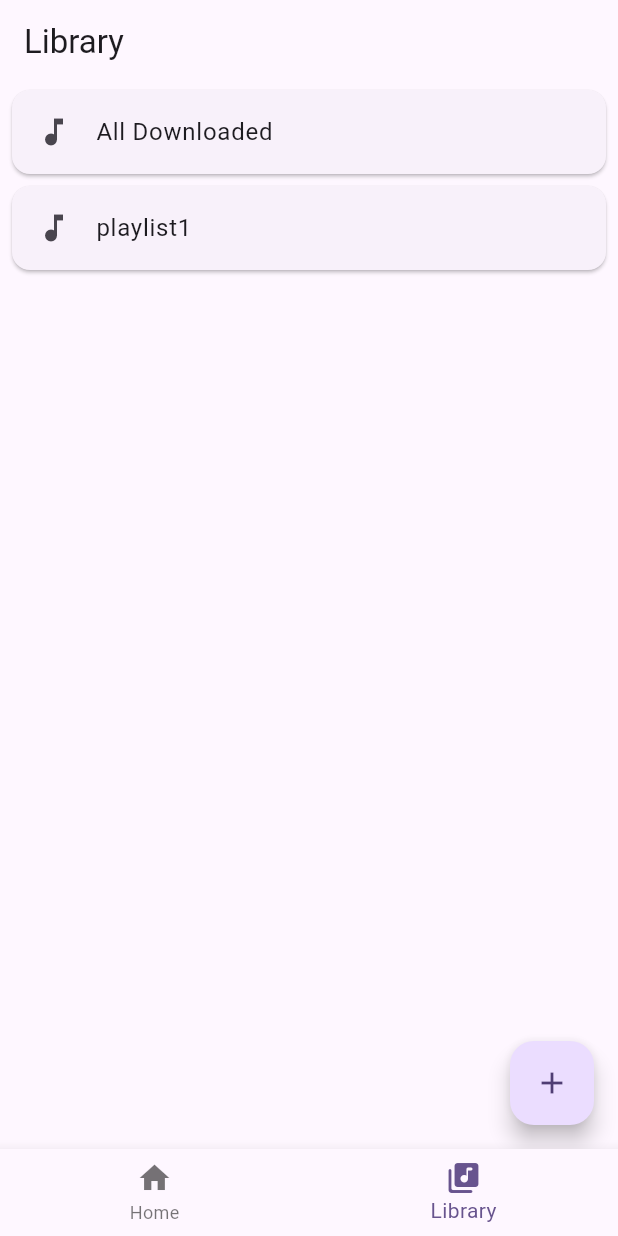
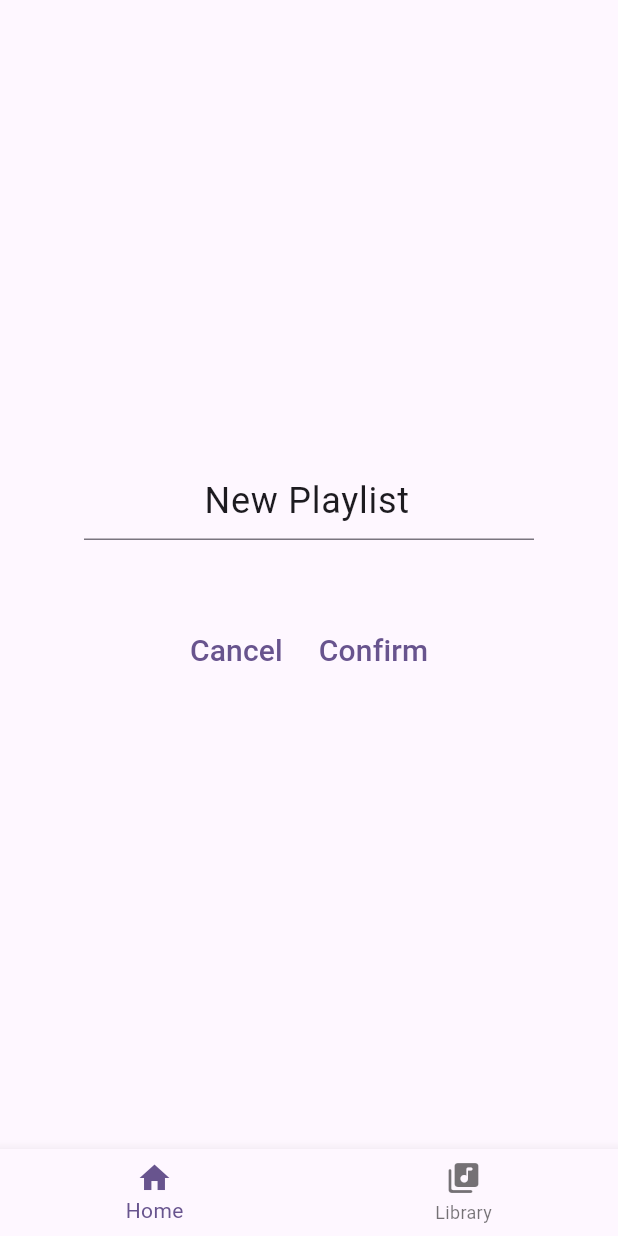
Before and after one commit to Khorsash/moai-music, a Flutter app: the screen it shows after launch, item 2 of the bottom bar chosen, after a tap on the "add" icon, on a phone screen of 412 x 824 dp. Run offline on Flutter 3.47's test engine with Material 3 defaults, Android fonts, the phone set to English and light mode, and no system bars; our stand-ins replace go_router; missing offline and left inert: pointycastle.

Commit message:
add playlist add button

```diff
--- a/lib/controllers/playback_controller.dart
+++ b/lib/controllers/playback_controller.dart
@@ -1,5 +1,4 @@
 import 'package:flutter/material.dart';
-import 'package:provider/provider.dart';
 
 
 class PlaybackController extends ChangeNotifier {
--- a/lib/controllers/playlists_controller.dart
+++ b/lib/controllers/playlists_controller.dart
@@ -1,5 +1,5 @@
 import 'package:flutter/material.dart';
-import 'package:provider/provider.dart';
+import 'package:uuid/uuid.dart';
 import '../models/models.dart';
 import '../constants.dart';
 
@@ -10,6 +10,8 @@ class PlaylistsController extends ChangeNotifier {
     Playlist(id: allSongsPlaylistName, name: 'All Downloaded', songs: []),
   ];
 
+  final _uuid = Uuid();
+
   List<Playlist> get playlists => _playlists;
 
   Playlist getPlaylist(String id) =>
@@ -18,9 +20,11 @@ class PlaylistsController extends ChangeNotifier {
   Song getSongFrom(String playlistId, String songId) =>
       getPlaylist(playlistId).songs.firstWhere((p) => p.id == songId);
 
-  void addPlaylist(String name) {
-    _playlists.add(Playlist(id: name, name: name, songs: []));
+  String addPlaylist(String name) {
+    String playlistId = _uuid.v4();
+    _playlists.add(Playlist(id: playlistId, name: name, songs: []));
     notifyListeners();
+    return playlistId;
   }
 
   void addSong(String playlistId, Song song) {
--- a/lib/main.dart
+++ b/lib/main.dart
@@ -2,9 +2,7 @@ import 'package:flutter/material.dart';
 import 'package:go_router/go_router.dart';
 import 'package:provider/provider.dart';
 
-import 'models/models.dart';
 import 'controllers/contollers.dart';
-import 'widgets/widgets.dart';
 import 'pages/pages.dart';
 
 
@@ -30,6 +28,10 @@ final router = GoRouter(
             ),
           ],
         ),
+        GoRoute(
+          path: '/newPlaylist',
+          builder: (context, state) => NewPlaylistPage(),
+        )
       ],
     ),
   ],
--- /dev/null
+++ b/lib/pages/new_playlist.dart
@@ -0,0 +1,76 @@
+import 'package:flutter/material.dart';
+import 'package:go_router/go_router.dart';
+import 'package:provider/provider.dart';
+
+import '../controllers/playlists_controller.dart';
+
+
+
+class NewPlaylistPage extends StatefulWidget {
+  const NewPlaylistPage({super.key});
+
+  @override
+  NewPlaylistPageState createState() => NewPlaylistPageState();
+}
+
+class NewPlaylistPageState extends State<NewPlaylistPage> {
+
+  final tcontroller = TextEditingController();
+
+
+  @override
+  void dispose() {
+    tcontroller.dispose();
+    super.dispose();
+  }
+  @override
+  Widget build(BuildContext context) {
+    tcontroller.text = "New Playlist";
+    return Center(
+      child: Padding(
+        padding: EdgeInsets.all(24),
+        child: Column(
+          mainAxisSize: MainAxisSize.min,  // shrink to content
+
+          crossAxisAlignment: CrossAxisAlignment.center,  // buttons align with field
+          children: [
+            ConstrainedBox(
+              constraints: BoxConstraints(minWidth: 150 ,maxWidth: 300),
+              child: TextField(
+                controller: tcontroller,
+                style: TextStyle(
+                  fontSize: 24
+                ),
+                decoration: const InputDecoration(
+                  border: UnderlineInputBorder(),
+                  hintText: "Playlist Name",
+                ),
+                textAlign: TextAlign.center,
+              ),
+            ),
+            SizedBox(height: 50),
+            Row(
+              mainAxisAlignment: MainAxisAlignment.center,  // buttons on the right
+              children: [
+                TextButton(
+                  child: Text("Cancel", style: TextStyle(fontSize: 20),),
+
+                  onPressed: () => context.pop(),
+
+                ),
+                TextButton(
+                  child: Text("Confirm", style: TextStyle(fontSize: 20),),
+                  onPressed: () {
+                    final playlists = context.read<PlaylistsController>();
+                    final id = playlists.addPlaylist(tcontroller.text);
+                    context.go('/library/$id');
+                  },
+                ),
+              ],
+            ),
+          ],
+        ),
+      ),
+    );
+  }
+}
--- a/lib/pages/pages.dart
+++ b/lib/pages/pages.dart
@@ -2,3 +2,4 @@ export 'main_interface.dart';
 export 'home_page.dart';
 export 'playlist_list.dart';
 export 'song_list.dart';
+export 'new_playlist.dart';
--- a/lib/pages/playlist_list.dart
+++ b/lib/pages/playlist_list.dart
@@ -3,7 +3,6 @@ import 'package:provider/provider.dart';
 import 'package:go_router/go_router.dart';
 
 import '../controllers/contollers.dart';
-import '../models/models.dart';
 import '../widgets/playlist_item.dart';
 
 class PlaylistList extends StatefulWidget {
@@ -13,10 +12,9 @@ class PlaylistList extends StatefulWidget {
 }
 
 class PlaylistListState extends State<PlaylistList> {
-  int _counter = 1;
   void _addPlaylist() {
-    context.read<PlaylistsController>().addPlaylist('playlist$_counter');
-    _counter++;
+    context.push("/newPlaylist");
+
   }
   @override
   Widget build(BuildContext context) {
@@ -27,7 +25,10 @@ class PlaylistListState extends State<PlaylistList> {
               itemCount: playlists.playlists.length,
               itemBuilder: (context, index) {
                 final playlist = playlists.playlists[index];
-                return PlaylistItem(playlistName: playlist.name, onCLick: () => context.go('/library/${playlist.id}'),);
+                // made push so user can go back to library with back button
+                return PlaylistItem(playlistName: playlist.name,
+                                    onCLick:
+                                      () => context.push('/library/${playlist.id}'),);
               }),
       floatingActionButton: FloatingActionButton(
         onPressed: _addPlaylist,
--- a/pubspec.yaml
+++ b/pubspec.yaml
@@ -28,14 +28,15 @@ environment:
 # the latest version available on pub.dev. To see which dependencies have newer
 # versions available, run `flutter pub outdated`.
 dependencies:
+  flutter:
+    sdk: flutter
   provider: ^6.0.0
   path_provider: ^2.1.3
-  flutter:
-    sdk: flutter
   pointycastle: ^3.9.1
   # crypto: ^3.0.3
   just_audio: ^0.10.5
   go_router: ^14.0.0
+  uuid: ^4.0.0
   # audio_metadata_reader: ^2.0.0
 
   # The following adds the Cupertino Icons font to your application.
```
Also changed, not shown: lib/pages/song_list.dart (+10 -5 lines), pubspec.lock.
